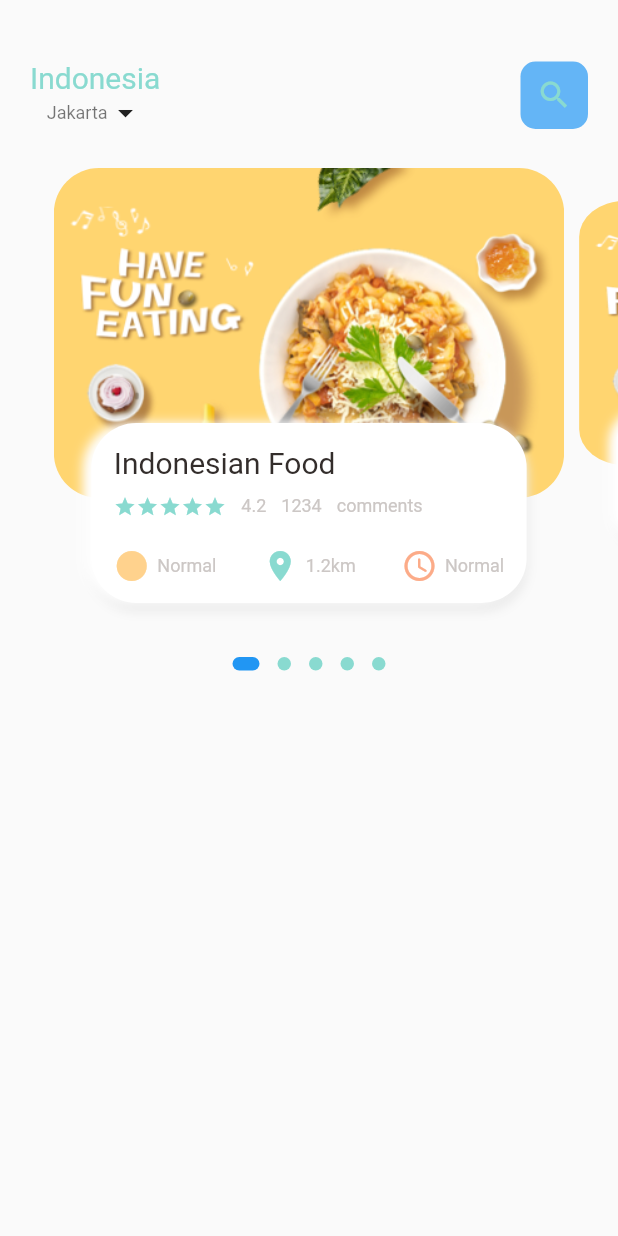
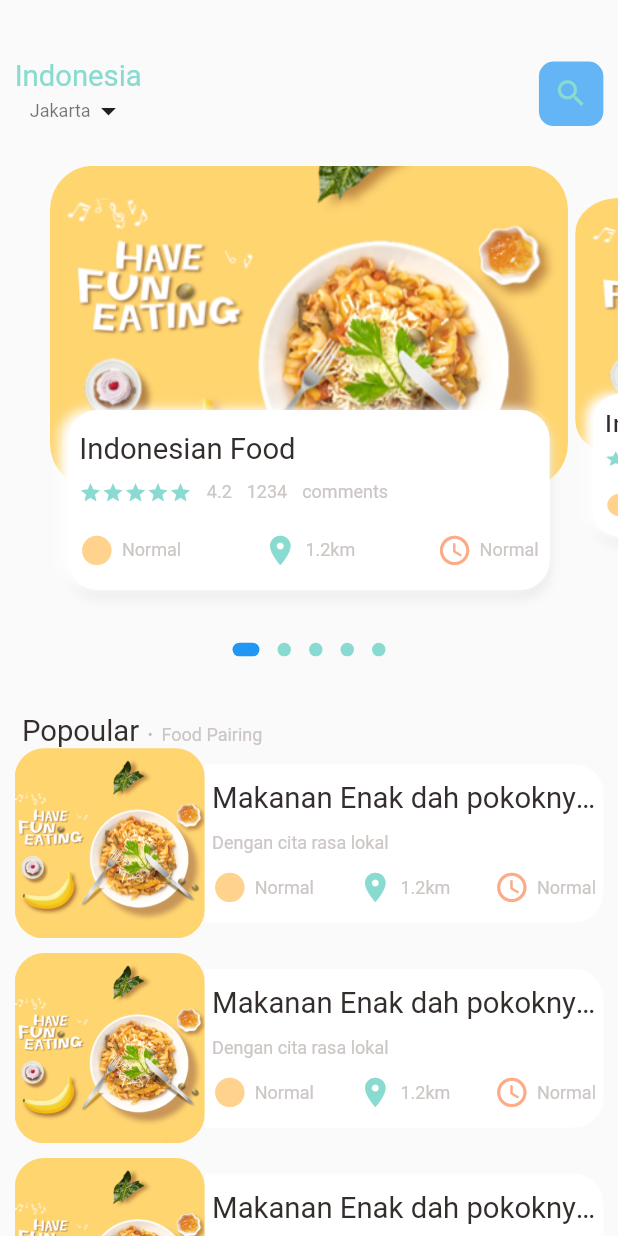
Before and after one commit to ndkvin/foodapp, a Flutter app: the MainFoodPage screen opened directly, on a phone screen of 412 x 824 dp. Run offline on Flutter 3.47's test engine with Material 2 defaults, Android fonts, the phone set to English and light mode, and no system bars; drawn by our look-alikes of dots_indicator; our stand-ins replace get; missing offline and left inert: dart:html.

Commit message:
main page

```diff
--- a/lib/main.dart
+++ b/lib/main.dart
@@ -1,5 +1,7 @@
 import 'package:flutter/material.dart';
-import 'package:foodapp/home/main_food_page.dart';
+import 'package:foodapp/pages/food/popular_food_detail.dart';
+import 'package:foodapp/pages/home/main_food_page.dart';
+import 'package:get/get.dart';
 
 void main() {
   runApp(const MyApp());
@@ -10,14 +12,14 @@ class MyApp extends StatelessWidget {
 
   @override
   Widget build(BuildContext context) {
-    return MaterialApp(
+    return GetMaterialApp(
       title: 'Food App',
       debugShowCheckedModeBanner: false,
       theme: ThemeData(
 
         primarySwatch: Colors.blue,
       ),
-      home: const MainFoodPage(),
+      home: const PopularFoodDetail(),
     );
   }
 }
--- /dev/null
+++ b/lib/pages/food/popular_food_detail.dart
@@ -0,0 +1,41 @@
+import 'dart:html';
+
+import 'package:flutter/material.dart';
+import 'package:foodapp/utils/dimensions.dart';
+
+class PopularFoodDetail extends StatelessWidget {
+  const PopularFoodDetail({ Key? key }) : super(key: key);
+
+  @override
+  Widget build(BuildContext context) {
+    return Scaffold(
+      body: Stack(
+        children: [
+          Positioned(
+            left: 0,
+            right: 0,
+            child: Container(
+              width: double.maxFinite,
+              height: Dimensions.height350,
+              decoration: const BoxDecoration(
+                image: DecorationImage(
+                  image: AssetImage(
+                    'assets/image/food0.png',
+                  ),
+                  fit: BoxFit.cover,
+                )
+              ),
+            ),
+          ),
+          Positioned(
+            left: Dimensions.width20,
+            right: Dimensions.width20,
+            child: Row(
+              children: [],
+            ),
+          )
+        ],
+      ),
+    );
+  }
+}
--- a/lib/home/food_page_body.dart
+++ b/lib/pages/home/food_page_body.dart
@@ -4,6 +4,7 @@ import 'package:foodapp/widget/big_text.dart';
 import 'package:foodapp/widget/icon_and_text.dart';
 import 'package:foodapp/widget/small_text.dart';
 import 'package:dots_indicator/dots_indicator.dart';
+import 'package:foodapp/utils/dimensions.dart';
 
 class FoodPageBody extends StatefulWidget {
   const FoodPageBody({ Key? key }) : super(key: key);
@@ -17,7 +18,7 @@ class _FoodPageBodyState extends State<FoodPageBody> {
 
   var _currentPageValue = 0.0;
   double _scaleFactor = 0.8;
-  double _height = 220;
+  double _height = Dimensions.pageViewContainer;
 
   @override
   void initState() {
@@ -32,6 +33,8 @@ class _FoodPageBodyState extends State<FoodPageBody> {
   @override
   void dispose() {
     _pageController.dispose();
+
+    super.dispose();
   }
 
 
@@ -39,8 +42,9 @@ class _FoodPageBodyState extends State<FoodPageBody> {
   Widget build(BuildContext context) {
     return Column(
       children: [
+        // slider
         Container(
-          height: 320,
+          height: Dimensions.pageView,
           child: PageView.builder(
             itemCount: 5,
             controller: _pageController,
@@ -49,6 +53,7 @@ class _FoodPageBodyState extends State<FoodPageBody> {
             },
           ),
         ),
+        // dots
         DotsIndicator(
           dotsCount: 5,
           position: _currentPageValue,
@@ -57,6 +62,133 @@ class _FoodPageBodyState extends State<FoodPageBody> {
             size: const Size.square(9.0),
             activeSize: const Size(18.0, 9.0),
             activeShape: RoundedRectangleBorder(borderRadius: BorderRadius.circular(5.0)),
+          ),
+        ),
+        // popular
+        SizedBox(
+          height: Dimensions.height30,
+        ),
+        Container(
+          margin: EdgeInsets.only(
+            left: Dimensions.width30
+          ),
+          child: Row(
+            crossAxisAlignment: CrossAxisAlignment.end,
+            children: [
+              BigText(
+                text: 'Popoular'
+              ),
+              SizedBox(
+                width: Dimensions.width10,
+              ),
+              Container(
+                margin: const EdgeInsets.only(
+                  bottom: 3
+                ),
+                child: BigText(
+                  text: '.',
+                  color: Colors.black26,
+                ),
+              ),
+              SizedBox(
+                width: Dimensions.width10,
+              ),
+              Container(
+                margin: const EdgeInsets.only(
+                  bottom: 2
+                ),
+                child: SmallText(
+                  text: 'Food Pairing',
+                ),
+              ),
+              // list food
+
+            ]
+          ),
+        ),
+        Container(
+          height: 900,
+          child: ListView.builder(
+            physics: const NeverScrollableScrollPhysics(),
+            itemCount: 10,
+            itemBuilder: (context, index) {
+              return Container(
+                margin: EdgeInsets.only(
+                  left: Dimensions.width20,
+                  right: Dimensions.width20,
+                  bottom: Dimensions.height10
+                ),
+                child: Row(
+                  children: [
+                    //image
+                    Container(
+                      height: Dimensions.width120,
+                      width: Dimensions.width120,
+                      decoration: BoxDecoration(
+                        borderRadius: BorderRadius.circular(Dimensions.height20),
+                        color: Colors.white38,
+                        image: const DecorationImage(
+                          fit: BoxFit.cover,
+                          image: AssetImage(
+                            'assets/image/food0.png',
+                          )
+                        ),
+                      ),
+                    ),
+                    // text
+                    Expanded(
+                      child: Container(
+                        height: Dimensions.width100,
+                        decoration: BoxDecoration(
+                          borderRadius: BorderRadius.only(
+                            topRight: Radius.circular(Dimensions.height20),
+                          bottomRight: Radius.circular(Dimensions.height20),
+                          ),
+                          color: Colors.white
+                        ),
+                        child: Padding(
+                          padding: EdgeInsets.symmetric(
+                            horizontal: Dimensions.width10,
+                          ),
+                          child: Column(
+                            crossAxisAlignment: CrossAxisAlignment.start,
+                            mainAxisAlignment: MainAxisAlignment.spaceEvenly,
+                            children: [
+                              BigText(
+                                text: 'Makanan Enak dah pokoknya bang',
+                              ),
+                              SmallText(
+                                text: 'Dengan cita rasa lokal'
+                              ),
+                              Row(
+                                mainAxisAlignment: MainAxisAlignment.spaceBetween,
+                                children: [
+                                  IconAndText(
+                                    icon: Icons.circle_sharp,
+                                    text: 'Normal',
+                                    iconColor: AppColors.iconColor1,
+                                  ),
+                                  IconAndText(
+                                    icon: Icons.location_on,
+                                    text: '1.2km',
+                                    iconColor: AppColors.mainColor,
+                                  ),
+                                  IconAndText(
+                                    icon: Icons.access_time_rounded,
+                                    text: 'Normal',
+                                    iconColor: AppColors.iconColor2,
+                                  ),
+                                ],
+                              )
+                            ],
+                          ),
+                        ),
+                      ),
+                    ),
+                  ],
+                ),
+              );
+            },
           ),
         )
       ],
@@ -88,13 +220,13 @@ class _FoodPageBodyState extends State<FoodPageBody> {
       child: Stack(
         children: [
           Container(
-            height: 220,
-            margin: const EdgeInsets.only(
-              left: 5,
-              right: 5,
+            height: Dimensions.pageViewContainer,
+            margin: EdgeInsets.only(
+              left: Dimensions.width5,
+              right: Dimensions.width5,
             ),
             decoration: BoxDecoration(
-              borderRadius: BorderRadius.circular(30),
+              borderRadius: BorderRadius.circular(Dimensions.height30),
               image: const DecorationImage(
                 fit: BoxFit.cover,
                 image: AssetImage('assets/image/food0.png'),
@@ -105,13 +237,13 @@ class _FoodPageBodyState extends State<FoodPageBody> {
             alignment: Alignment.bottomCenter,
             child: Container(
               height: 120,
-              margin: const EdgeInsets.only(
-                left: 30,
-                right: 30,
-                bottom: 30,
+              margin: EdgeInsets.only(
+                left: Dimensions.width30,
+                right: Dimensions.width30,
+                bottom: Dimensions.height30
               ),
               decoration: BoxDecoration(
-                borderRadius: BorderRadius.circular(30),
+                borderRadius: BorderRadius.circular(Dimensions.height20),
                 color: Colors.white,
                 boxShadow: const [
                   BoxShadow(
@@ -127,17 +259,17 @@ class _FoodPageBodyState extends State<FoodPageBody> {
                 ]
               ),
               child: Container(
-                padding: const EdgeInsets.only(
-                  left: 15,
-                  right: 15,
-                  top: 15,
+                padding: EdgeInsets.only(
+                  left: Dimensions.width15,
+                  right: Dimensions.width15,
+                  top: Dimensions.height15,
                 ),
                 child: Column(
                   crossAxisAlignment: CrossAxisAlignment.start,
                   children: [
                     BigText(text: 'Indonesian Food'),
-                    const SizedBox(
-                      height: 10,
+                    SizedBox(
+                      height: Dimensions.height10,
                     ),
                     Row(
                       children: [
@@ -171,8 +303,8 @@ class _FoodPageBodyState extends State<FoodPageBody> {
                         ),
                       ],
                     ),
-                    const SizedBox(
-                      height: 20,
+                    SizedBox(
+                      height: Dimensions.height20,
                     ),
                     Row(
                       mainAxisAlignment: MainAxisAlignment.spaceBetween,
--- a/lib/home/main_food_page.dart
+++ b/lib/pages/home/main_food_page.dart
@@ -1,6 +1,7 @@
 import 'package:flutter/material.dart';
-import 'package:foodapp/home/food_page_body.dart';
+import 'package:foodapp/pages/home/food_page_body.dart';
 import 'package:foodapp/utils/colors.dart';
+import 'package:foodapp/utils/dimensions.dart';
 import 'package:foodapp/widget/big_text.dart';
 import 'package:foodapp/widget/small_text.dart';
 
@@ -18,11 +19,11 @@ class _MainFoodPageState extends State<MainFoodPage> {
       body: Column(
         children: [
           Container(
-            margin: const EdgeInsets.only(
-              top: 40,
-              left: 20,
-              right: 20,
-              bottom: 25
+            margin: EdgeInsets.only(
+              top: Dimensions.height40,
+              left: Dimensions.width20,
+              right: Dimensions.width20,
+              bottom: Dimensions.height25
             ),
             child: Container(
               child: Row(
@@ -47,17 +48,17 @@ class _MainFoodPageState extends State<MainFoodPage> {
                   ),
                   Center(
                     child: Container(
-                      width: 45,
-                      height: 45,
+                      padding: EdgeInsets.all(Dimensions.height10),
                       decoration: BoxDecoration(
-                        borderRadius: const BorderRadius.all(
-                          Radius.circular(10)
+                        borderRadius: BorderRadius.all(
+                          Radius.circular(Dimensions.height10)
                         ),
                         color: Colors.blue[300],
                       ),
                       child: Icon(
                         Icons.search,
                         color: AppColors.mainColor,
+                        size: Dimensions.height24,
                       ),
                     ),
                   )
@@ -65,7 +66,11 @@ class _MainFoodPageState extends State<MainFoodPage> {
               ),
             ),
           ),
-          FoodPageBody(),
+          const Expanded(
+            child: SingleChildScrollView(
+              child: FoodPageBody(),
+            ),
+          ),
         ],
       )
     );
--- /dev/null
+++ b/lib/utils/dimensions.dart
@@ -0,0 +1,35 @@
+import 'package:get/get.dart';
+
+class Dimensions {
+
+  static double screenHeight = Get.context!.height;
+  static double screenWidth = Get.context!.width;
+
+  static double pageView = screenHeight/2.64;
+  static double pageViewContainer = screenHeight/3.84;
+  static double pageViewTextContainer = screenHeight/7.03;
+
+  static double height5 = screenHeight/168.8;
+  static double height10 = screenHeight/84.4;
+  static double height15 = screenHeight/56.27;
+  static double height20 = screenHeight/42.2;
+  static double height24 = screenHeight/35.17;
+  static double height25 = screenHeight/33.76;
+  static double height30 = screenHeight/28.13;
+  static double height40 = screenHeight/21.1;
+  static double height45 = screenHeight/18.75;
+  static double height50 = screenHeight/16.88;
+  static double height350 = screenHeight/2.41;
+
+  static double width5 = screenWidth/168.8;
+  static double width10 = screenWidth/84.4;
+  static double width15 = screenWidth/56.27;
+  static double width20 = screenWidth/42.2;
+  static double width25 = screenWidth/33.76;
+  static double width30 = screenWidth/28.13;
+  static double width40 = screenWidth/21.1;
+  static double width45 = screenWidth/18.75;
+  static double width50 = screenWidth/16.88;
+  static double width100 = screenWidth/3.9;
+  static double width120 = screenWidth/3.25;
+}
--- a/lib/widget/big_text.dart
+++ b/lib/widget/big_text.dart
@@ -1,4 +1,5 @@
 import 'package:flutter/material.dart';
+import 'package:foodapp/utils/dimensions.dart';
 
 class BigText extends StatelessWidget {
 
@@ -12,7 +13,7 @@ class BigText extends StatelessWidget {
       required this.text,
       this.color = const Color(0xFF332d2b),
       this.textOverflow = TextOverflow.ellipsis,
-      this.size = 20
+      this.size = 0
     }) : super(key: key);
 
   @override
@@ -23,7 +24,7 @@ class BigText extends StatelessWidget {
       maxLines: 1,
       style: TextStyle(
         color: color,
-        fontSize: size,
+        fontSize: size == 0 ? Dimensions.height20 : size,
         fontWeight: FontWeight.w400,
         fontFamily: 'Roboto',
       ),
--- a/lib/widget/icon_and_text.dart
+++ b/lib/widget/icon_and_text.dart
@@ -1,4 +1,5 @@
 import 'package:flutter/material.dart';
+import 'package:foodapp/utils/dimensions.dart';
 import 'package:foodapp/widget/small_text.dart';
 
 class IconAndText extends StatelessWidget {
@@ -21,6 +22,7 @@ class IconAndText extends StatelessWidget {
         Icon(
           icon,
           color: iconColor,
+          size: Dimensions.height24,
         ),
         const SizedBox(
           width: 5,
--- a/pubspec.yaml
+++ b/pubspec.yaml
@@ -30,7 +30,7 @@ dependencies:
   flutter:
     sdk: flutter
   dots_indicator: ^2.1.0
-
+  get: ^4.6.1
   # The following adds the Cupertino Icons font to your application.
   # Use with the CupertinoIcons class for iOS style icons.
   cupertino_icons: ^1.0.2
```
Also changed, not shown: pubspec.lock.
